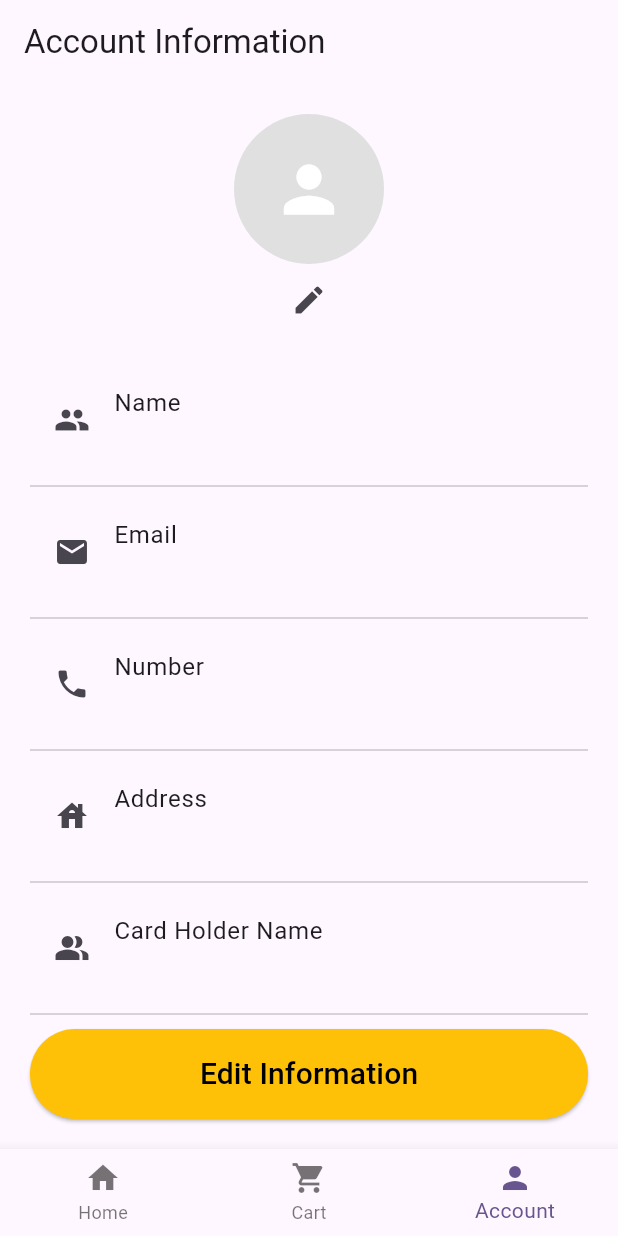
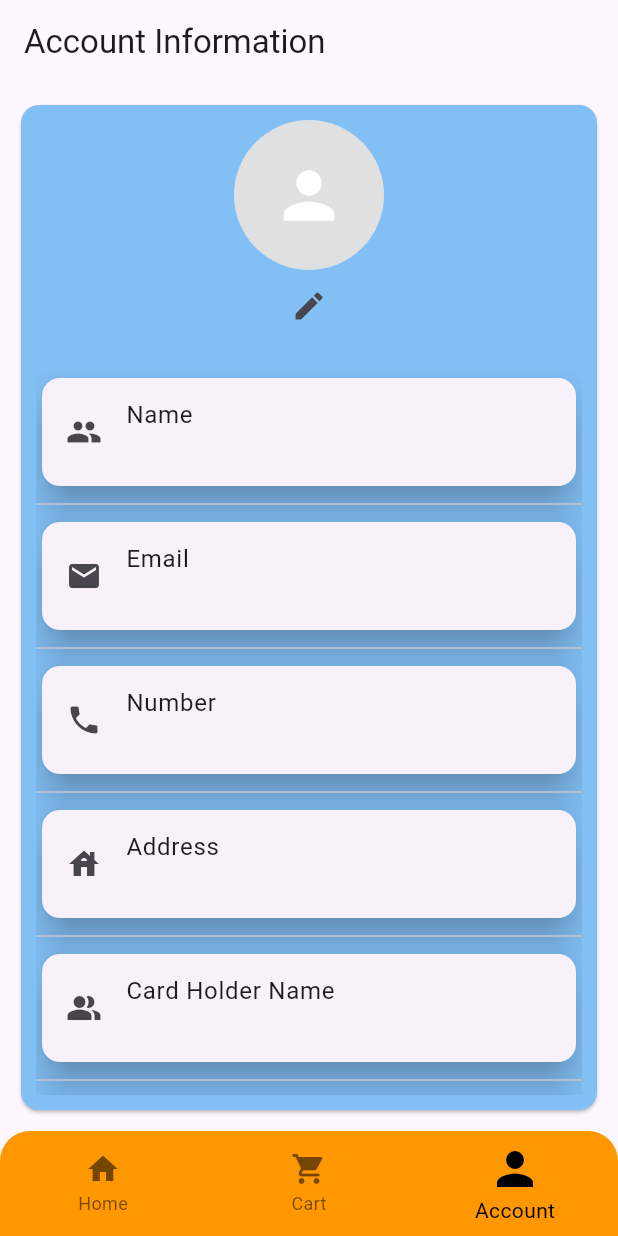
Before and after one commit to Rahulbitcot/ECommerceApp, a Flutter app: the screen it shows once a user with an empty profile is signed in, item 3 of the bottom bar chosen, on a phone screen of 412 x 824 dp. Run offline on Flutter 3.47's test engine with Material 3 defaults, Android fonts, the phone set to English and light mode, and no system bars; drawn by our look-alikes of skeletonizer; our stand-ins replace cloud_firestore, firebase_auth, firebase_core, flutter_credit_card, image_picker, shared_preferences; accounts and stored records are empty; network calls fail.

Commit message:
fixed bottom navigation

```diff
--- a/e_commerce_app/lib/screen.dart/MainScreen.dart
+++ b/e_commerce_app/lib/screen.dart/MainScreen.dart
@@ -35,14 +35,28 @@ class _MainScreenState extends State<MainScreen> {
   }
 
   Widget bottomView() {
-    return BottomNavigationBar(
+    return ClipRRect(
+      borderRadius: const BorderRadius.only(
+        topLeft: Radius.circular(20),
+        topRight: Radius.circular(20),
+      ),
+      child: BottomNavigationBar(
+        backgroundColor: Colors.orange,
         currentIndex: _selectedPage,
         onTap: onSelect,
+        selectedIconTheme: const IconThemeData(size: 36),
+        selectedItemColor: Colors.black,
+        elevation: 10,
+        selectedLabelStyle: const TextStyle(color: Colors.black),
         items: const [
           BottomNavigationBarItem(icon: Icon(Icons.home), label: 'Home'),
-        BottomNavigationBarItem(icon: Icon(Icons.shopping_cart), label: 'Cart'),
+          BottomNavigationBarItem(
+            icon: Icon(Icons.shopping_cart),
+            label: 'Cart',
+          ),
           BottomNavigationBarItem(icon: Icon(Icons.person), label: 'Account'),
         ],
+      ),
     );
   }
 }
--- a/e_commerce_app/lib/screen.dart/account.dart
+++ b/e_commerce_app/lib/screen.dart/account.dart
@@ -60,19 +60,16 @@ class _AccountState extends State<Account> {
           cvvCode = snapshot['cvvCode'];
           cardHolderName = snapshot['cardHolderName'];
           isLoading = false;
-
         });
       } else {
         ScaffoldMessenger.of(context)
             .showSnackBar(const SnackBar(content: Text("User data not found")));
         isLoading = false;
-
       }
     } else {
       ScaffoldMessenger.of(context)
           .showSnackBar(const SnackBar(content: Text("User not logged in")));
       isLoading = false;
-
     }
   }
 
@@ -89,9 +86,13 @@ class _AccountState extends State<Account> {
     return Scaffold(
       appBar: AppBar(title: const Text("Account Information")),
       body: Padding(
-        padding: const EdgeInsets.all(20),
+        padding: const EdgeInsets.all(10),
         child: Skeletonizer(
           enabled: isLoading,
+          child: Card(
+            color: const Color(0xFF82BFF5),
+            child: Padding(
+              padding: const EdgeInsets.all(10),
               child: Column(
                 crossAxisAlignment: CrossAxisAlignment.stretch,
                 children: [
@@ -114,48 +115,18 @@ class _AccountState extends State<Account> {
                     icon: const Icon(Icons.edit),
                   ),
                   const SizedBox(height: 20),
-              Expanded(
-                child: ListView(
-                  children: [
-                    ListTile(
-                      title: const Text("Name"),
-                      leading: const Icon(Icons.people),
-                      subtitle: Text(name),
-                    ),
-                    const Divider(),
-                    ListTile(
-                      title: const Text("Email"),
-                      leading: const Icon(Icons.email),
-                      subtitle: Text(email),
-                    ),
-                    const Divider(),
-                    ListTile(
-                      title: const Text("Number"),
-                      leading: const Icon(Icons.phone),
-                      subtitle: Text(number),
-                    ),
-                    const Divider(),
-                    ListTile(
-                      title: const Text("Address"),
-                      leading: const Icon(Icons.house),
-                      subtitle: Text(address),
-                    ),
-                    const Divider(),
-                    ListTile(
-                      title: const Text("Card Holder Name"),
-                      leading: const Icon(Icons.people_alt),
-                      subtitle: Text(cardHolderName),
-                    ),
-                    const Divider(),
-                    ListTile(
-                      title: const Text("Credit Card Info"),
-                      leading: const Icon(Icons.credit_card),
-                      subtitle: Text(cardNumber),
-                    ),
+                  widgetUserInformationListTiles(),
                 ],
               ),
             ),
-              ElevatedButton(
+          ),
+        ),
+      ),
+    );
+  }
+
+  Widget widgetEditInformationButton() {
+    return ElevatedButton(
       onPressed: () {
         Navigator.pushReplacement(
           context,
@@ -166,16 +137,75 @@ class _AccountState extends State<Account> {
       },
       style: const ButtonStyle(
         backgroundColor: WidgetStatePropertyAll(Colors.amber),
-                  fixedSize: WidgetStatePropertyAll(Size(double.maxFinite, 60)),
+        fixedSize: WidgetStatePropertyAll(Size(double.maxFinite, 30)),
       ),
       child: const Text(
         "Edit Information",
-                  style: TextStyle(color: Colors.black, fontSize: 20),
+        style: TextStyle(color: Colors.black, fontSize: 16),
+      ),
+    );
+  }
+
+  Widget widgetUserInformationListTiles() {
+    return Expanded(
+      child: ListView(
+        children: [
+          Card(
+            elevation: 10,
+            child: ListTile(
+              title: const Text("Name"),
+              leading: const Icon(Icons.people),
+              subtitle: Text(name),
             ),
           ),
-            ],
+          const Divider(),
+          Card(
+            elevation: 10,
+            child: ListTile(
+              title: const Text("Email"),
+              leading: const Icon(Icons.email),
+              subtitle: Text(email),
             ),
           ),
+          const Divider(),
+          Card(
+            elevation: 10,
+            child: ListTile(
+              title: const Text("Number"),
+              leading: const Icon(Icons.phone),
+              subtitle: Text(number),
+            ),
+          ),
+          const Divider(),
+          Card(
+            elevation: 10,
+            child: ListTile(
+              title: const Text("Address"),
+              leading: const Icon(Icons.house),
+              subtitle: Text(address),
+            ),
+          ),
+          const Divider(),
+          Card(
+            elevation: 10,
+            child: ListTile(
+              title: const Text("Card Holder Name"),
+              leading: const Icon(Icons.people_alt),
+              subtitle: Text(cardHolderName),
+            ),
+          ),
+          const Divider(),
+          Card(
+            elevation: 10,
+            child: ListTile(
+              title: const Text("Credit Card Info"),
+              leading: const Icon(Icons.credit_card),
+              subtitle: Text(cardNumber),
+            ),
+          ),
+          const SizedBox(height: 20),
+          widgetEditInformationButton(),
+        ],
       ),
     );
   }
```
Lines whose indentation alone changed are shown as unchanged.
